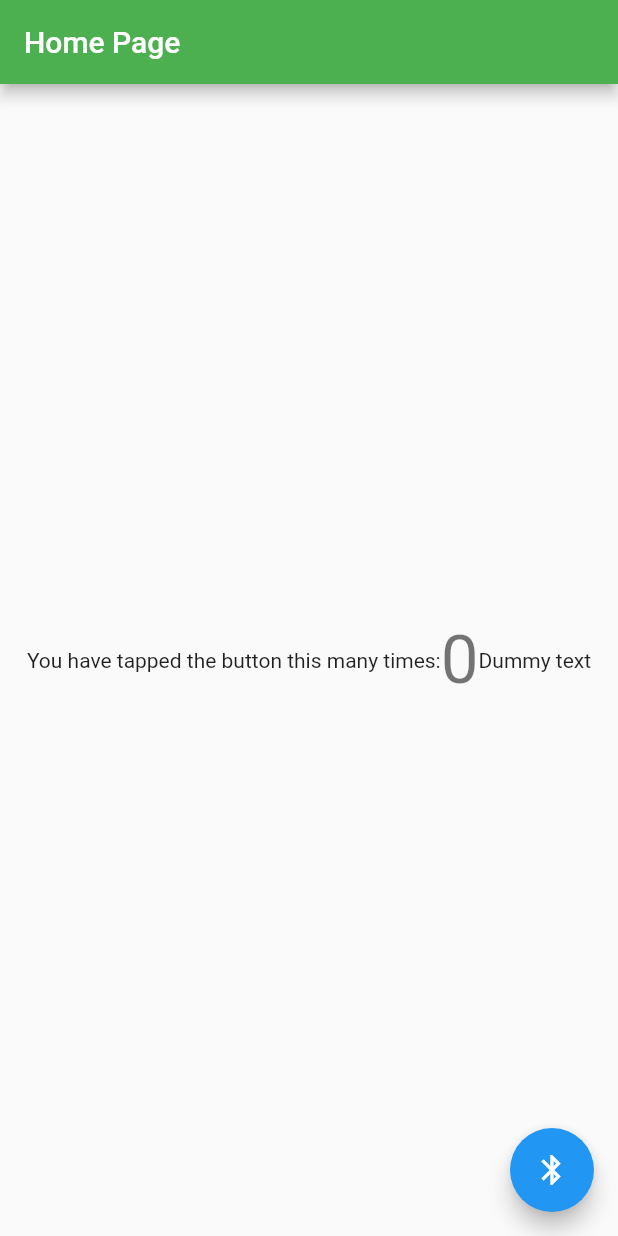
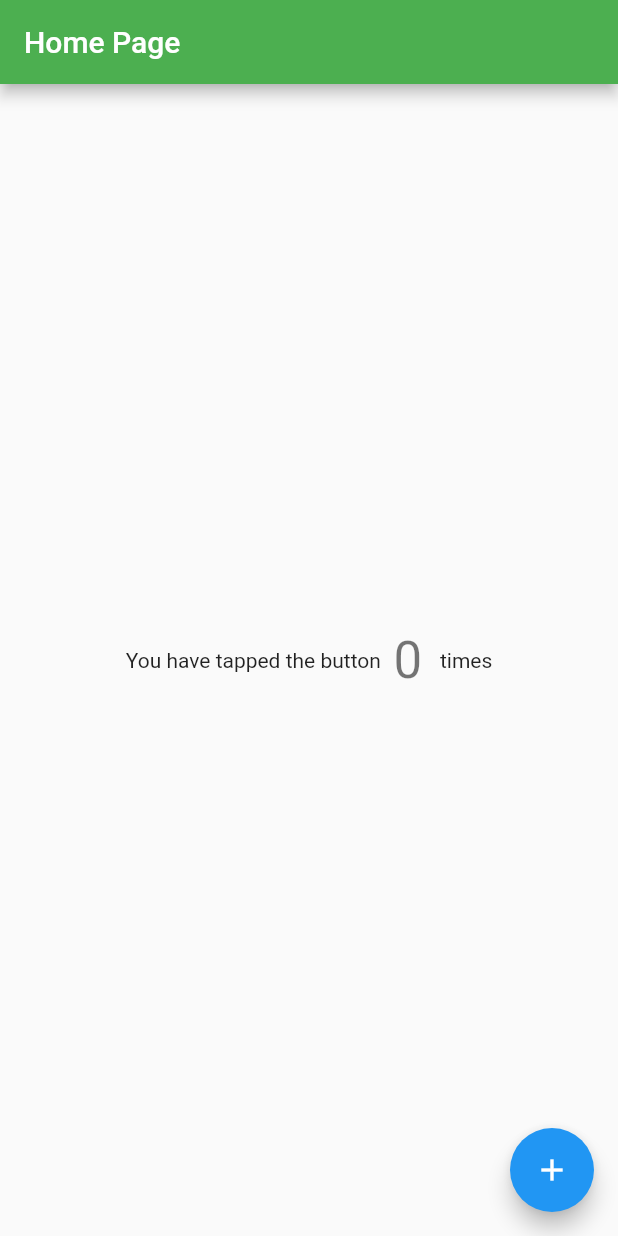
Before and after one commit to rohan20/flutter-myapp, a Flutter app: the screen it shows after launch, on a phone screen of 412 x 824 dp. Run offline on Flutter 3.47's test engine with Material 2 defaults, Android fonts, the phone set to English and light mode, and no system bars.

```diff
--- a/lib/main.dart
+++ b/lib/main.dart
@@ -90,14 +90,14 @@ class _MyHomePageState extends State<MyHomePage> {
           mainAxisAlignment: MainAxisAlignment.center,
           children: <Widget>[
             new Text(
-              'You have tapped the button this many times:',
+              'You have tapped the button',
             ),
             new Text(
-              '$_counter',
-              style: Theme.of(context).textTheme.display2,
+              ' $_counter ',
+              style: Theme.of(context).textTheme.display1,
             ),
             new Text(
-              "Dummy text"
+              ' times',
             ),
           ],
         ),
@@ -106,7 +106,7 @@ class _MyHomePageState extends State<MyHomePage> {
         backgroundColor: Colors.blue,
         onPressed: _incrementCounter,
         tooltip: 'Increment',
-        child: new Icon(Icons.bluetooth),
+        child: new Icon(Icons.add),
       ), // This trailing comma makes auto-formatting nicer for build methods.
     );
   }
```
Also changed, not shown: 1 other file.
